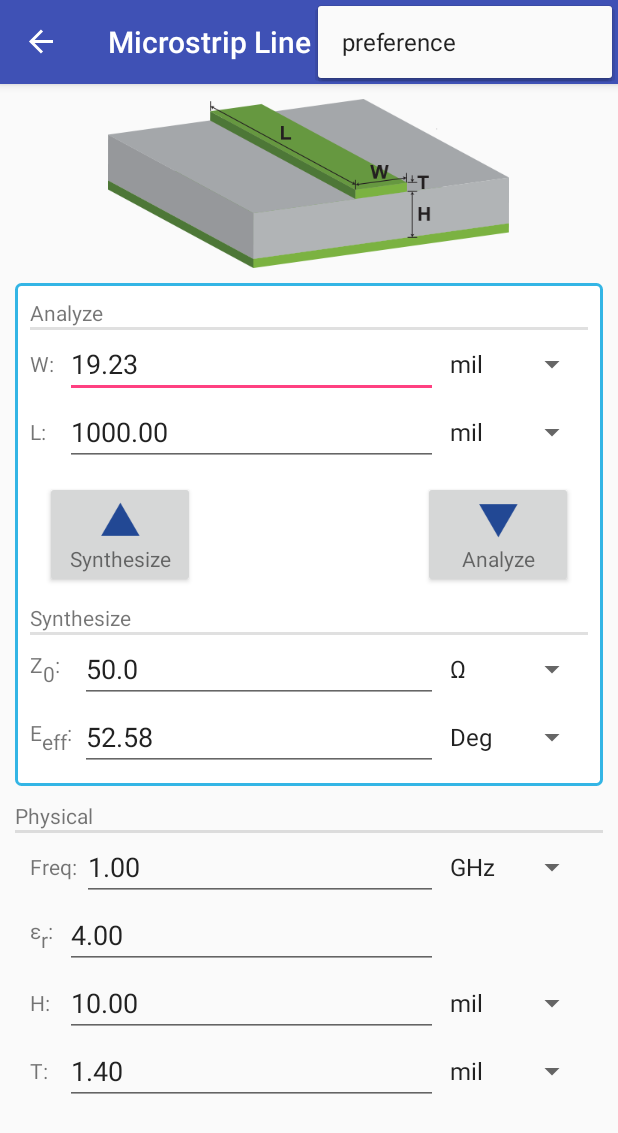
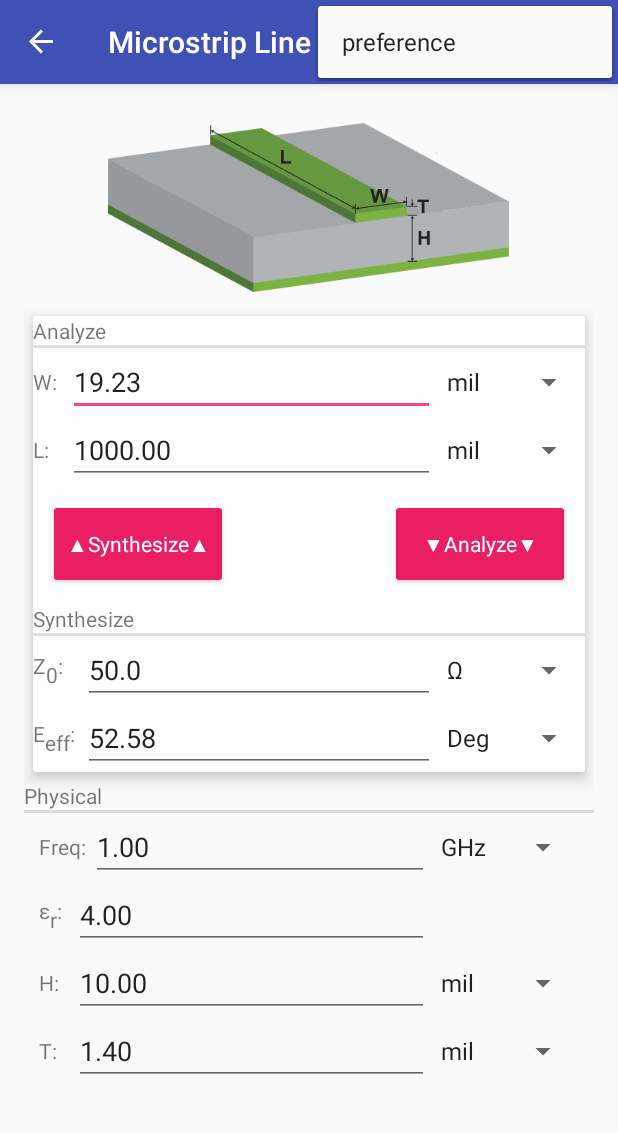
Before and after one commit to rookiepeng/tx-line-calculator, an Android app: the screen it shows after launch (MainActivity), with the options menu open, on a phone screen of 412 x 824 dp. Shown: the top 1133 px of the screen. Run offline under Robolectric (Android 15) with nearby library versions, the phone set to English and light mode, and no system bars; our stand-ins replace AdMob.

Commit message:
change layout of MLIN

```diff
--- a/app/build.gradle
+++ b/app/build.gradle
@@ -29,6 +29,7 @@ dependencies {
     //compile 'com.android.support:multidex'
     compile 'com.android.support:support-v4:25.0.0'
     compile 'com.android.support:appcompat-v7:25.0.0'
+    compile 'com.android.support:cardview-v7:25.0.0'
     compile 'com.google.android.gms:play-services-ads:9.8.0'
     compile 'com.android.support.constraint:constraint-layout:1.0.0-beta3'
     compile 'com.android.support:design:25.0.0'
--- a/app/src/main/res/layout/mlin.xml
+++ b/app/src/main/res/layout/mlin.xml
@@ -1,21 +1,13 @@
 <?xml version="1.0" encoding="utf-8"?>
 <LinearLayout xmlns:android="http://schemas.android.com/apk/res/android"
+    xmlns:app="http://schemas.android.com/apk/res-auto"
+    xmlns:card_view="http://schemas.android.com/apk/res-auto"
+    app:layout_behavior="@string/appbar_scrolling_view_behavior"
+    android:padding="16dp"
     android:layout_width="match_parent"
     android:layout_height="wrap_content"
     android:background="?android:attr/windowBackground"
     android:orientation="vertical">
-
-    <ScrollView
-        android:layout_width="match_parent"
-        android:layout_height="match_parent"
-        android:background="?android:attr/windowBackground">
-
-            <LinearLayout
-                android:layout_width="match_parent"
-                android:layout_height="wrap_content"
-                android:orientation="vertical"
-                android:paddingLeft="10dip"
-                android:paddingRight="10dip">
 
     <!-- 微带线结构图 -->
 
@@ -29,11 +21,16 @@
         android:contentDescription="@string/mlin"
         android:src="@drawable/mlin" />
 
+    <android.support.v7.widget.CardView
+        android:layout_width="match_parent"
+        android:layout_height="wrap_content"
+        android:layout_margin="6dp"
+        card_view:cardElevation="6dp"
+        android:id="@+id/deviceListCard">
+
         <LinearLayout
             android:layout_width="match_parent"
             android:layout_height="wrap_content"
-                    android:layout_marginBottom="10dip"
-                    android:background="@drawable/custom_bg"
             android:orientation="vertical">
 
             <TextView
@@ -134,29 +131,38 @@
             <RelativeLayout
                 android:layout_width="match_parent"
                 android:layout_height="wrap_content"
-                        android:layout_marginBottom="10dip">
+                android:layout_marginBottom="10dip"
+                android:clipToPadding="false">
 
                 <Button
                     android:id="@+id/mlin_syn"
-                            android:layout_width="100dip"
+                    android:layout_width="120dip"
                     android:layout_height="wrap_content"
+                    android:paddingTop="20dp"
+                    android:paddingBottom="20dp"
                     android:layout_alignParentLeft="true"
+                    android:layout_alignParentStart="true"
                     android:layout_alignParentTop="true"
-                            android:layout_marginLeft="10dip"
-                            android:drawableTop="@drawable/syn"
-                            android:text="@string/Syn"
-                            android:textAppearance="?android:attr/textAppearanceSmall" />
+                    android:layout_marginLeft="10dp"
+                    android:layout_marginStart="10dp"
+                    android:text="@string/Syn_button"
+                    android:textAppearance="?android:attr/textAppearanceInverse"
+                    android:theme="@style/MyButton" />
 
                 <Button
                     android:id="@+id/mlin_ana"
-                            android:layout_width="100dip"
+                    android:layout_width="120dip"
                     android:layout_height="wrap_content"
+                    android:paddingTop="20dp"
+                    android:paddingBottom="20dp"
                     android:layout_alignParentRight="true"
+                    android:layout_alignParentEnd="true"
                     android:layout_alignParentTop="true"
-                            android:layout_marginRight="10dip"
-                            android:drawableTop="@drawable/ana"
-                            android:text="@string/Ana"
-                            android:textAppearance="?android:attr/textAppearanceSmall" />
+                    android:layout_marginRight="10dp"
+                    android:layout_marginEnd="10dp"
+                    android:text="@string/Ana_button"
+                    android:textAppearance="?android:attr/textAppearanceInverse"
+                    android:theme="@style/MyButton" />
             </RelativeLayout>
 
             <TextView
@@ -247,6 +253,8 @@
                     android:layout_centerVertical="true" />
             </RelativeLayout>
         </LinearLayout>
+
+    </android.support.v7.widget.CardView>
 
     <TextView
         android:layout_width="wrap_content"
@@ -404,5 +412,3 @@
             android:layout_marginRight="10dip" />
     </RelativeLayout>
 </LinearLayout>
-    </ScrollView>
-</LinearLayout>
--- a/app/src/main/res/values/color.xml
+++ b/app/src/main/res/values/color.xml
@@ -9,4 +9,7 @@
 
     <color name="overlayBackground">#80808080</color>
 
+    <color name="pink">#E91E63</color>
+    <color name="indigo">#3F51B5</color>
+
 </resources>
--- a/app/src/main/res/values/strings.xml
+++ b/app/src/main/res/values/strings.xml
@@ -31,6 +31,8 @@
     <string name="Phy">Physical</string>
     <string name="Syn">Synthesize</string>
     <string name="Ana">Analyze</string>
+    <string name="Syn_button">▲Synthesize▲</string>
+    <string name="Ana_button">▼Analyze▼</string>
     <string name="text_er">εr:</string>
     <string name="text_Z0">Z0:</string>
     <string name="text_Z0o">Z0o:</string>
--- a/app/src/main/res/values/styles.xml
+++ b/app/src/main/res/values/styles.xml
@@ -16,4 +16,9 @@
     <style name="AppTheme.AppBarOverlay" parent="ThemeOverlay.AppCompat.Dark.ActionBar" />
 
     <style name="AppTheme.PopupOverlay" parent="ThemeOverlay.AppCompat.Light" />
+
+    <style name="MyButton" parent="Theme.AppCompat.Light">
+        <item name="colorControlHighlight">@color/indigo</item>
+        <item name="colorButtonNormal">@color/pink</item>
+    </style>
 </resources>
```
Also changed, not shown: app/src/main/java/com/rookiedev/microwavetools/fragments/CMLINFragment.java (+6 -6 lines), app/src/main/java/com/rookiedev/microwavetools/libs/CMLIN.java (+4 -7 lines), app/src/main/java/com/rookiedev/microwavetools/libs/MLIN.java (+10 -10 lines), 2 other files. Lines whose indentation alone changed are shown as unchanged.
